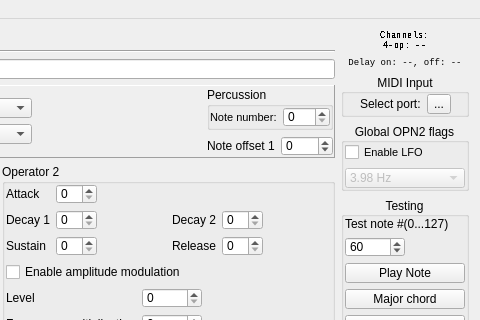
Above: src/bank_editor.ui from Wohlstand/OPN2BankEditor before the change; both pictures show x 555 to 1035 and y 0 to 320 of the 1035 by 848 pixel window. Below: the same form after it.
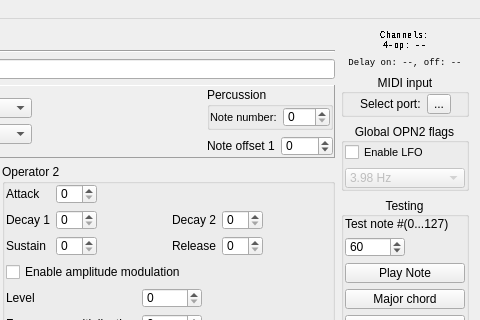
That is the form after the change. Icons and pictures are not drawn. Custom widgets are drawn as their Qt base class.

The edit to the form file:
```diff
--- a/src/bank_editor.ui
+++ b/src/bank_editor.ui
@@ -2916,7 +2916,7 @@
           <item>
            <widget class="QGroupBox" name="midiIn_zone">
             <property name="title">
-             <string>MIDI Input</string>
+             <string>MIDI input</string>
             </property>
             <property name="alignment">
              <set>Qt::AlignCenter</set>
```
Left out of the diff: 31 changed lines with no effect on the pictures.
